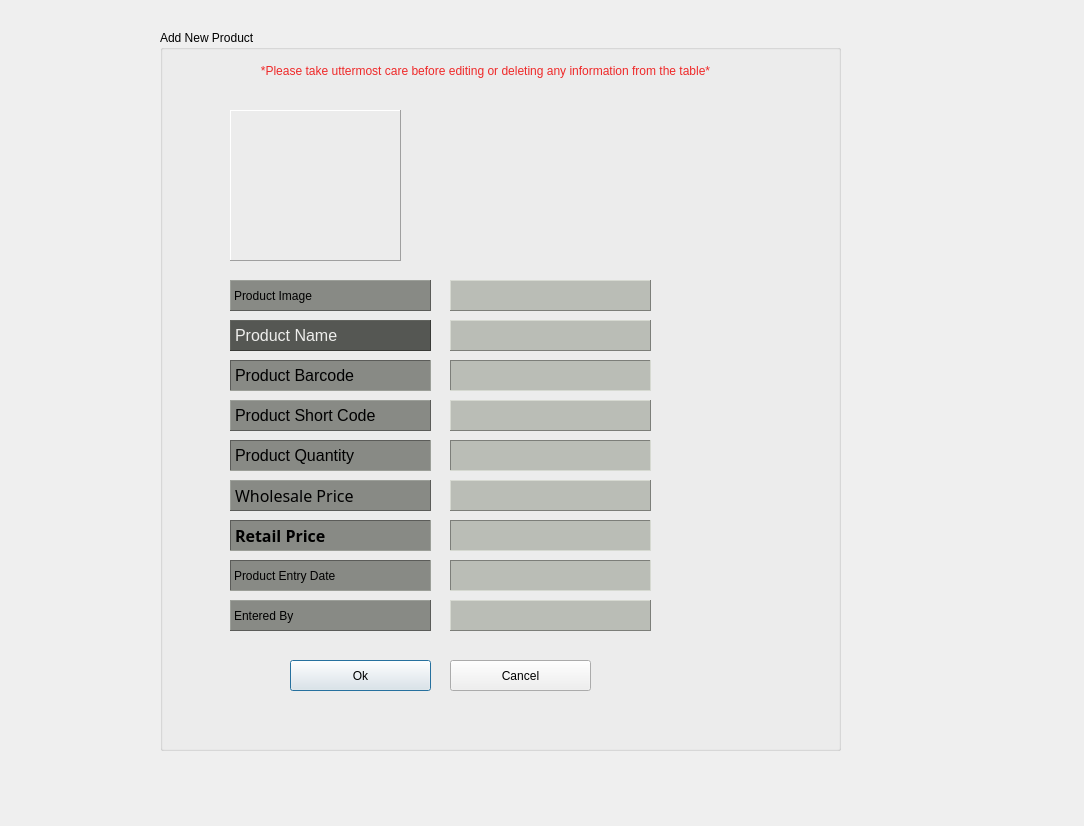
The window that verifynewproduct.ui (vinnadipo09/bullet) describes before a commit, drawn with Qt 5.
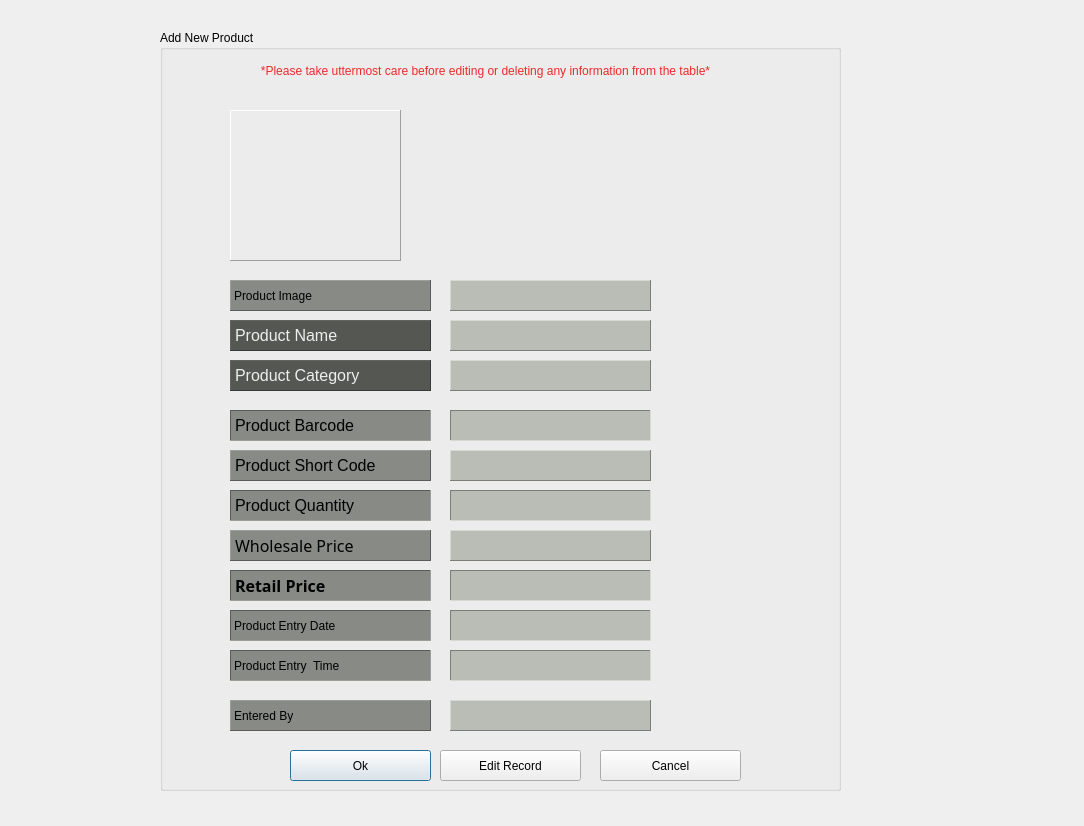
The same window after the commit. Icons and pictures are not drawn.

Commit message: product complete

Patch:
```diff
--- a/verifynewproduct.ui
+++ b/verifynewproduct.ui
@@ -19,7 +19,7 @@
      <x>0</x>
      <y>0</y>
      <width>1061</width>
-     <height>781</height>
+     <height>811</height>
     </rect>
    </property>
    <property name="styleSheet">
@@ -35,7 +35,7 @@
      <x>160</x>
      <y>30</y>
      <width>681</width>
-     <height>721</height>
+     <height>761</height>
     </rect>
    </property>
    <property name="title">
@@ -73,7 +73,7 @@
     <property name="geometry">
      <rect>
       <x>70</x>
-      <y>330</y>
+      <y>380</y>
       <width>201</width>
       <height>31</height>
      </rect>
@@ -100,7 +100,7 @@
     <property name="geometry">
      <rect>
       <x>70</x>
-      <y>370</y>
+      <y>420</y>
       <width>201</width>
       <height>31</height>
      </rect>
@@ -149,7 +149,7 @@
     <property name="geometry">
      <rect>
       <x>70</x>
-      <y>450</y>
+      <y>500</y>
       <width>201</width>
       <height>31</height>
      </rect>
@@ -177,7 +177,7 @@
     <property name="geometry">
      <rect>
       <x>70</x>
-      <y>410</y>
+      <y>460</y>
       <width>201</width>
       <height>31</height>
      </rect>
@@ -204,7 +204,7 @@
     <property name="geometry">
      <rect>
       <x>70</x>
-      <y>570</y>
+      <y>670</y>
       <width>201</width>
       <height>31</height>
      </rect>
@@ -226,7 +226,7 @@
     <property name="geometry">
      <rect>
       <x>130</x>
-      <y>630</y>
+      <y>720</y>
       <width>141</width>
       <height>31</height>
      </rect>
@@ -248,8 +248,8 @@
    <widget class="QPushButton" name="btnCancel">
     <property name="geometry">
      <rect>
-      <x>290</x>
-      <y>630</y>
+      <x>440</x>
+      <y>720</y>
       <width>141</width>
       <height>31</height>
      </rect>
@@ -272,7 +272,7 @@
     <property name="geometry">
      <rect>
       <x>70</x>
-      <y>530</y>
+      <y>580</y>
       <width>201</width>
       <height>31</height>
      </rect>
@@ -359,7 +359,7 @@
     <property name="geometry">
      <rect>
       <x>290</x>
-      <y>330</y>
+      <y>380</y>
       <width>201</width>
       <height>31</height>
      </rect>
@@ -381,7 +381,7 @@
     <property name="geometry">
      <rect>
       <x>290</x>
-      <y>370</y>
+      <y>420</y>
       <width>201</width>
       <height>31</height>
      </rect>
@@ -403,7 +403,7 @@
     <property name="geometry">
      <rect>
       <x>290</x>
-      <y>410</y>
+      <y>460</y>
       <width>201</width>
       <height>31</height>
      </rect>
@@ -425,7 +425,7 @@
     <property name="geometry">
      <rect>
       <x>290</x>
-      <y>530</y>
+      <y>580</y>
       <width>201</width>
       <height>31</height>
      </rect>
@@ -447,7 +447,7 @@
     <property name="geometry">
      <rect>
       <x>290</x>
-      <y>450</y>
+      <y>500</y>
       <width>201</width>
       <height>31</height>
      </rect>
@@ -469,7 +469,7 @@
     <property name="geometry">
      <rect>
       <x>290</x>
-      <y>570</y>
+      <y>670</y>
       <width>201</width>
       <height>31</height>
      </rect>
@@ -513,7 +513,7 @@
     <property name="geometry">
      <rect>
       <x>290</x>
-      <y>490</y>
+      <y>540</y>
       <width>201</width>
       <height>31</height>
      </rect>
@@ -535,7 +535,7 @@
     <property name="geometry">
      <rect>
       <x>70</x>
-      <y>490</y>
+      <y>540</y>
       <width>201</width>
       <height>31</height>
      </rect>
@@ -561,6 +561,123 @@
      <string>Retail Price</string>
     </property>
    </widget>
+   <widget class="QLabel" name="lbl_first_name_2">
+    <property name="geometry">
+     <rect>
+      <x>70</x>
+      <y>330</y>
+      <width>201</width>
+      <height>31</height>
+     </rect>
+    </property>
+    <property name="font">
+     <font>
+      <pointsize>12</pointsize>
+     </font>
+    </property>
+    <property name="styleSheet">
+     <string notr="true">background-color: rgb(85, 87, 83);
+color: rgb(238, 238, 236);</string>
+    </property>
+    <property name="frameShape">
+     <enum>QFrame::Panel</enum>
+    </property>
+    <property name="frameShadow">
+     <enum>QFrame::Raised</enum>
+    </property>
+    <property name="text">
+     <string>Product Category</string>
+    </property>
+   </widget>
+   <widget class="QLabel" name="lblCategory">
+    <property name="geometry">
+     <rect>
+      <x>290</x>
+      <y>330</y>
+      <width>201</width>
+      <height>31</height>
+     </rect>
+    </property>
+    <property name="styleSheet">
+     <string notr="true">background-color: rgb(186, 189, 182);</string>
+    </property>
+    <property name="frameShape">
+     <enum>QFrame::Panel</enum>
+    </property>
+    <property name="frameShadow">
+     <enum>QFrame::Raised</enum>
+    </property>
+    <property name="text">
+     <string/>
+    </property>
+   </widget>
+   <widget class="QLabel" name="lblTime">
+    <property name="geometry">
+     <rect>
+      <x>290</x>
+      <y>620</y>
+      <width>201</width>
+      <height>31</height>
+     </rect>
+    </property>
+    <property name="styleSheet">
+     <string notr="true">background-color: rgb(186, 189, 182);</string>
+    </property>
+    <property name="frameShape">
+     <enum>QFrame::Panel</enum>
+    </property>
+    <property name="frameShadow">
+     <enum>QFrame::Sunken</enum>
+    </property>
+    <property name="text">
+     <string/>
+    </property>
+   </widget>
+   <widget class="QLabel" name="lbl_time_2">
+    <property name="geometry">
+     <rect>
+      <x>70</x>
+      <y>620</y>
+      <width>201</width>
+      <height>31</height>
+     </rect>
+    </property>
+    <property name="styleSheet">
+     <string notr="true">background-color: rgb(136, 138, 133);</string>
+    </property>
+    <property name="frameShape">
+     <enum>QFrame::Panel</enum>
+    </property>
+    <property name="frameShadow">
+     <enum>QFrame::Sunken</enum>
+    </property>
+    <property name="text">
+     <string>Product Entry  Time</string>
+    </property>
+   </widget>
+   <widget class="QPushButton" name="editRecord">
+    <property name="geometry">
+     <rect>
+      <x>280</x>
+      <y>720</y>
+      <width>141</width>
+      <height>31</height>
+     </rect>
+    </property>
+    <property name="text">
+     <string>Edit Record</string>
+    </property>
+    <property name="icon">
+     <iconset resource="resources.qrc">
+      <normaloff>:/resources/icons/edit-icon.png</normaloff>:/resources/icons/edit-icon.png</iconset>
+    </property>
+    <property name="iconSize">
+     <size>
+      <width>24</width>
+      <height>24</height>
+     </size>
+    </property>
+   </widget>
   </widget>
   <widget class="QLabel" name="label">
    <property name="geometry">
```
Left out of the diff: 18 changed lines with no effect on the pictures. The commit also changes 22 other files.
